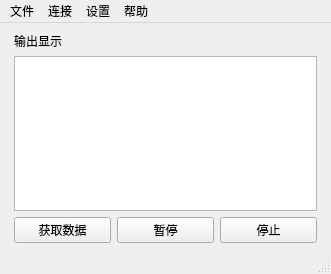
Qt form src/template/MainWin.ui (yooxii/IQC) before a commit.
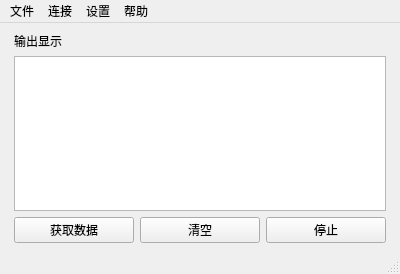
The same form after that commit. Icons and pictures are not drawn.

Commit message: feat(ui): 添加保存数据功能和调整界面尺寸

What changed in the file:
```diff
--- a/src/template/MainWin.ui
+++ b/src/template/MainWin.ui
@@ -6,7 +6,7 @@
    <rect>
     <x>0</x>
     <y>0</y>
-    <width>331</width>
+    <width>400</width>
     <height>274</height>
    </rect>
   </property>
@@ -48,6 +48,12 @@
         <height>16777215</height>
        </size>
       </property>
+      <property name="lineWrapMode">
+       <enum>QTextEdit::LineWrapMode::WidgetWidth</enum>
+      </property>
+      <property name="readOnly">
+       <bool>true</bool>
+      </property>
       <property name="html">
        <string>&lt;!DOCTYPE HTML PUBLIC &quot;-//W3C//DTD HTML 4.0//EN&quot; &quot;http://www.w3.org/TR/REC-html40/strict.dtd&quot;&gt;
 &lt;html&gt;&lt;head&gt;&lt;meta name=&quot;qrichtext&quot; content=&quot;1&quot; /&gt;&lt;meta charset=&quot;utf-8&quot; /&gt;&lt;style type=&quot;text/css&quot;&gt;
@@ -113,7 +119,7 @@
          <string>暂停数据获取</string>
         </property>
         <property name="text">
-         <string>暂停</string>
+         <string>清空</string>
         </property>
        </widget>
       </item>
@@ -146,7 +152,7 @@
     <rect>
      <x>0</x>
      <y>0</y>
-     <width>331</width>
+     <width>400</width>
      <height>21</height>
     </rect>
    </property>
```
Left out of the diff: 82 changed lines with no effect on the pictures. The commit also changes 5 other files.
